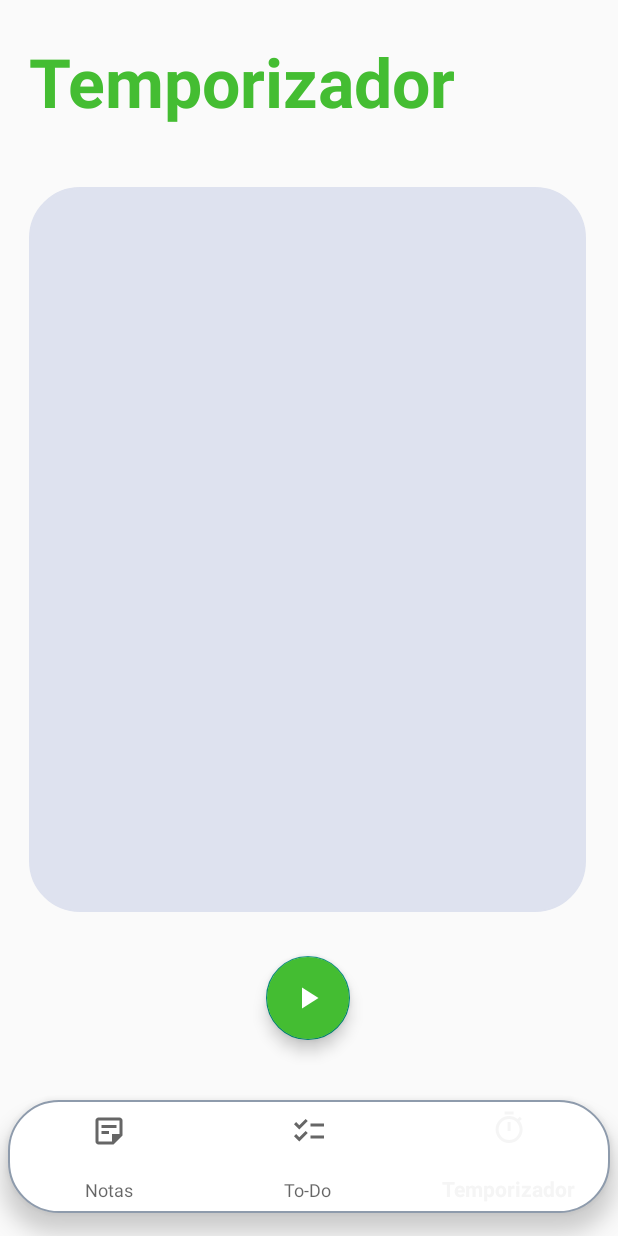
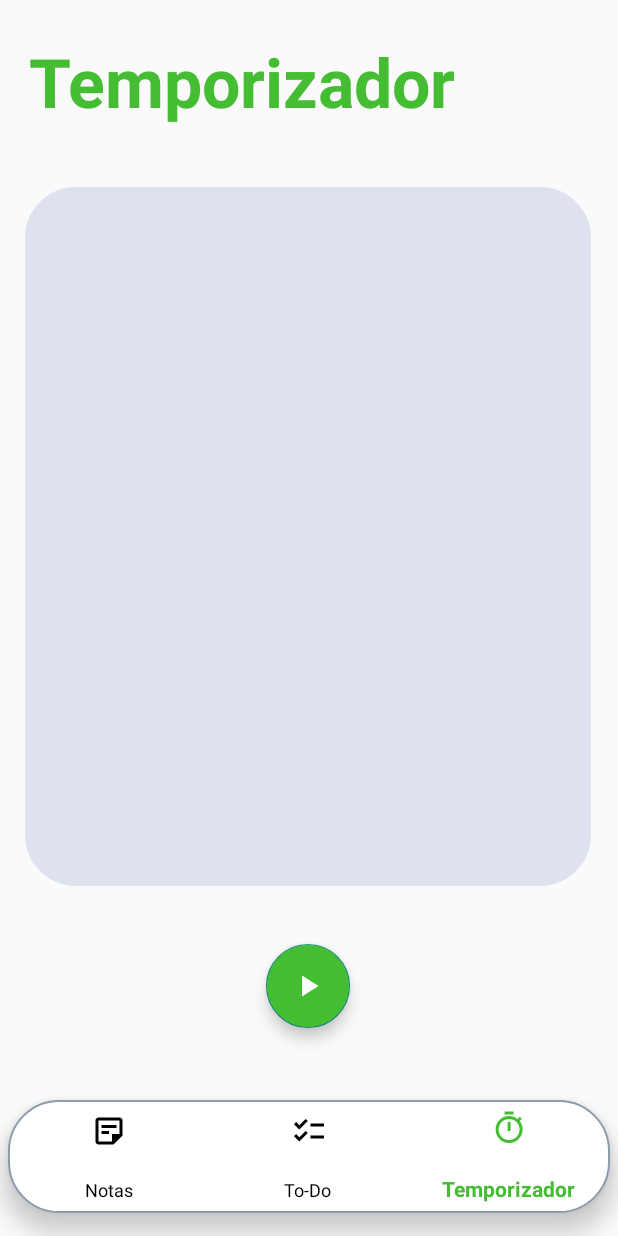
Before and after one commit to 2020-B-Aplicaciones-Web-Software/mov-soft-munoz-villegas-proyecto, an Android app: the ContenedorFragmentos screen opened directly, with no data from a screen before it, item 3 of the bottom bar chosen, on a phone screen of 412 x 824 dp. Run offline under Robolectric (Android 15) with nearby library versions, the phone set to English and light mode, and no system bars.

Commit message:
Actualizacion colores navbar
Insercion de colores de acento en el navbar

```diff
--- /dev/null
+++ b/Proyecto2B/app/src/main/res/color/colores_nabvar.xml
@@ -0,0 +1,5 @@
+<?xml version="1.0" encoding="utf-8"?>
+<selector xmlns:android="http://schemas.android.com/apk/res/android">
+    <item android:color="@color/verde" android:state_selected="true" />
+    <item android:color="@color/black" android:state_selected="false" />
+</selector>
--- a/Proyecto2B/app/src/main/res/layout/activity_contenedor_fragmentos.xml
+++ b/Proyecto2B/app/src/main/res/layout/activity_contenedor_fragmentos.xml
@@ -25,13 +25,15 @@
             android:layout_marginLeft="5dp"
             android:layout_marginRight="5dp"
             android:layout_marginBottom="15dp"
+            app:itemHorizontalTranslationEnabled="false"
             android:background="@drawable/estilo_redondeado"
             app:layout_constraintBottom_toBottomOf="parent"
             app:layout_constraintEnd_toEndOf="parent"
             app:layout_constraintHorizontal_bias="0.0"
             app:layout_constraintStart_toStartOf="parent"
             app:menu="@menu/menu_navbar"
-            app:itemHorizontalTranslationEnabled="false"/>
+            app:itemIconTint="@color/colores_nabvar"
+            app:itemTextColor="@color/colores_nabvar"/>
 
     </RelativeLayout>
 </androidx.constraintlayout.widget.ConstraintLayout>
--- a/Proyecto2B/app/src/main/res/layout/fragment_temporizador.xml
+++ b/Proyecto2B/app/src/main/res/layout/fragment_temporizador.xml
@@ -24,7 +24,7 @@
         android:id="@+id/btn_play_temp"
         android:layout_width="wrap_content"
         android:layout_height="wrap_content"
-        android:layout_marginBottom="40dp"
+        android:layout_marginBottom="48dp"
         android:backgroundTint="@color/verde"
         android:clickable="true"
         android:src="@drawable/ic_baseline_play_arrow_24"
@@ -35,8 +35,8 @@
         app:layout_constraintStart_toStartOf="parent" />
 
     <FrameLayout
-        android:layout_width="371dp"
-        android:layout_height="483dp"
+        android:layout_width="377dp"
+        android:layout_height="466dp"
         android:layout_marginTop="40dp"
         android:background="@drawable/estilo_redondeado_oscuro"
         app:layout_constraintBottom_toTopOf="@+id/btn_play_temp"
```
